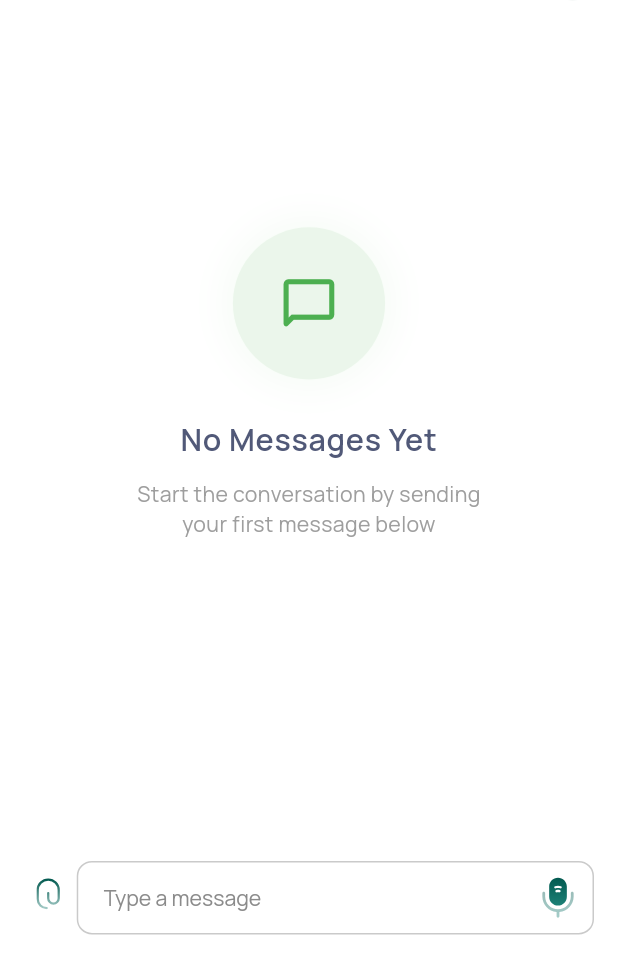
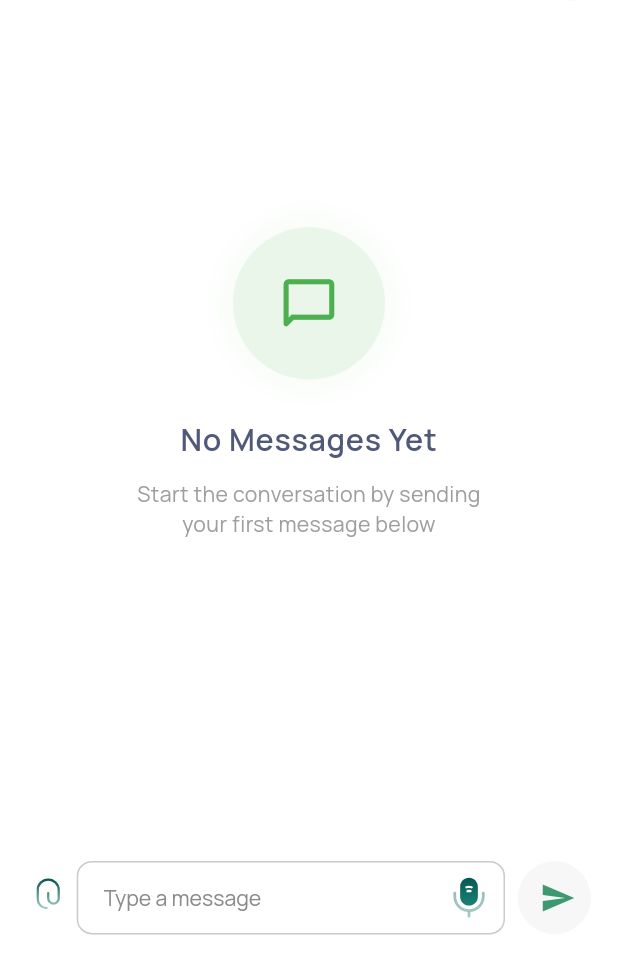
Before and after one commit to sangeethTiga/chat_soxo, a Flutter app: the ChatDetailScreen screen opened by its route, on a phone screen of 412 x 824 dp, the part 259-1236 px from its top. Run offline on Flutter 3.47's test engine with Material 3 defaults, Android fonts, the phone set to English and light mode, and no system bars; our stand-ins replace bloc, bubble, cached_network_image, dio, equatable, flutter_bloc and 8 more; missing offline and left inert: dio_smart_retry, record.

Commit message:
CHAT DETAIL UI

```diff
--- a/lib/feature/chat/screen/chat_detail_screen.dart
+++ b/lib/feature/chat/screen/chat_detail_screen.dart
@@ -362,6 +362,21 @@ class _ChatDetailScreenState extends State<ChatDetailScreen>
                       ),
                     ),
                   ),
+                  6.horizontalSpace,
+                  Padding(
+                    padding: EdgeInsets.only(top: 5.h),
+                    child: Container(
+                      padding: EdgeInsets.only(left: 4.w),
+                      alignment: Alignment.center,
+                      height: 48.h,
+                      width: 48.w,
+                      decoration: BoxDecoration(
+                        color: Color(0x99F1F1F1),
+                        shape: BoxShape.circle,
+                      ),
+                      child: Icon(Icons.send, color: kPrimaryColor),
+                    ),
+                  ),
                 ],
               ),
             ),
```
